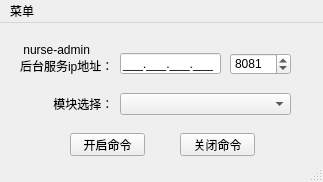
First picture: the form in 护理管理sql调试日志开关/MainWindow.ui, repository 1051513344/pyqt5Project, before the edit.
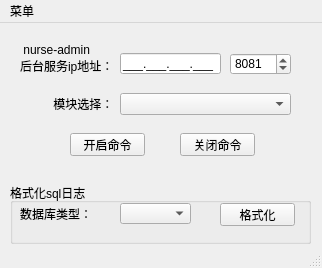
Second picture: the form after the edit. Icons and pictures are not drawn.

Commit message: 新增sql日志格式化功能

The edit to the form file:
```diff
--- a/护理管理sql调试日志开关/MainWindow.ui
+++ b/护理管理sql调试日志开关/MainWindow.ui
@@ -6,8 +6,8 @@
    <rect>
     <x>0</x>
     <y>0</y>
-    <width>323</width>
-    <height>182</height>
+    <width>322</width>
+    <height>268</height>
    </rect>
   </property>
   <property name="windowTitle">
@@ -122,13 +122,62 @@
      <number>8081</number>
     </property>
    </widget>
+   <widget class="QGroupBox" name="groupBox">
+    <property name="geometry">
+     <rect>
+      <x>10</x>
+      <y>160</y>
+      <width>301</width>
+      <height>61</height>
+     </rect>
+    </property>
+    <property name="title">
+     <string>格式化sql日志</string>
+    </property>
+    <widget class="QComboBox" name="comboBox_2">
+     <property name="geometry">
+      <rect>
+       <x>110</x>
+       <y>20</y>
+       <width>71</width>
+       <height>21</height>
+      </rect>
+     </property>
+    </widget>
+    <widget class="QLabel" name="label_3">
+     <property name="geometry">
+      <rect>
+       <x>10</x>
+       <y>10</y>
+       <width>81</width>
+       <height>41</height>
+      </rect>
+     </property>
+     <property name="text">
+      <string>数据库类型：</string>
+     </property>
+    </widget>
+    <widget class="QPushButton" name="pushButton_3">
+     <property name="geometry">
+      <rect>
+       <x>210</x>
+       <y>20</y>
+       <width>75</width>
+       <height>23</height>
+      </rect>
+     </property>
+     <property name="text">
+      <string>格式化</string>
+     </property>
+    </widget>
+   </widget>
   </widget>
   <widget class="QMenuBar" name="menubar">
    <property name="geometry">
     <rect>
      <x>0</x>
      <y>0</y>
-     <width>323</width>
+     <width>322</width>
      <height>23</height>
     </rect>
    </property>
```
Left out of the diff: 2 changed lines with no effect on the pictures. The commit also changes 29 other files.
